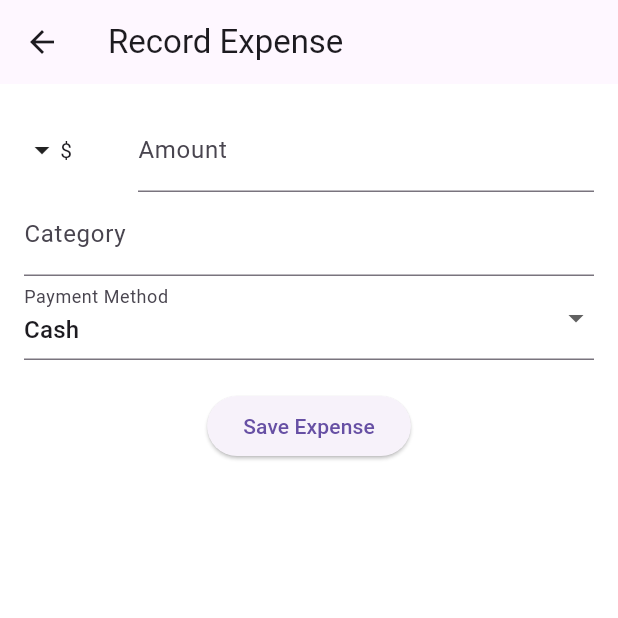
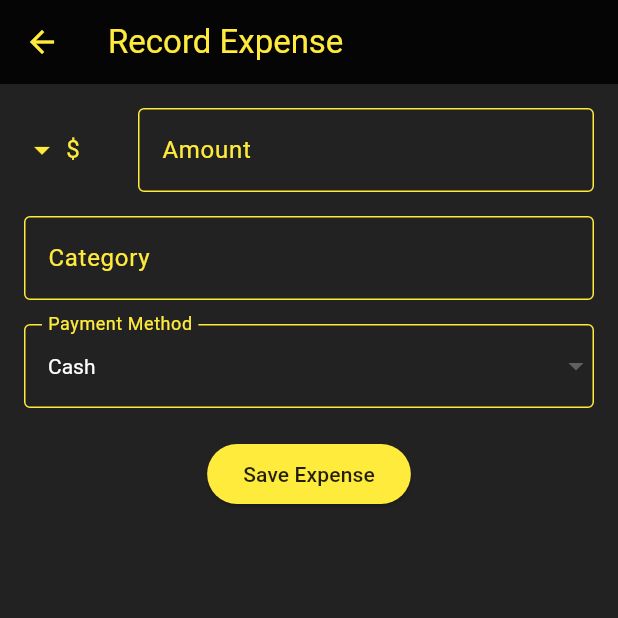
Before and after one commit to Prateekgupta07/expense_manager, a Flutter app: the screen it shows after launch, after a tap on the "add" icon, on a phone screen of 412 x 824 dp, the top half of it. Run offline on Flutter 3.47's test engine with Material 3 defaults, Android fonts, the phone set to English and light mode, and no system bars; our stand-ins replace flutter_local_notifications, google_mobile_ads, permission_handler, shared_preferences, sqflite, syncfusion_flutter_charts and 1 more; missing offline and left inert: currency_picker, excel; accounts and stored records are empty; network calls fail.

Commit message:
changes design

```diff
--- a/lib/db/database_helper.dart
+++ b/lib/db/database_helper.dart
@@ -43,7 +43,10 @@ class DatabaseHelper {
       conflictAlgorithm: ConflictAlgorithm.replace,
     );
   }
-
+  Future<List<Map<String, dynamic>>> getAllExpenses() async {
+    final db = await database;
+    return await db.query('expenses', orderBy: 'date DESC');
+  }
   // Original method to fetch expenses for predefined periods (weekly, monthly, yearly)
   Future<List<Map<String, dynamic>>> getExpensesForPeriod(String period) async {
     final db = await database;
--- a/lib/expense_bottomsheet.dart
+++ b/lib/expense_bottomsheet.dart
@@ -24,7 +24,6 @@ class _RecordExpensePageState extends State<RecordExpensePage> {
     super.initState();
     _loadSelectedCurrency();
     _loadInterstitialAd();
-
   }
 
   @override
@@ -33,9 +32,10 @@ class _RecordExpensePageState extends State<RecordExpensePage> {
     _categoryController.dispose();
     super.dispose();
   }
+
   void _loadInterstitialAd() {
     InterstitialAd.load(
-      adUnitId: Platform.isAndroid?'ca-app-pub-4952514290719439/9108447957':'ca-app-pub-4952514290719439/6449698864',
+      adUnitId: Platform.isAndroid ? 'ca-app-pub-3940256099942544/1033173712' : 'ca-app-pub-3940256099942544/1033173712',
       request: AdRequest(),
       adLoadCallback: InterstitialAdLoadCallback(
         onAdLoaded: (InterstitialAd ad) {
@@ -88,8 +88,7 @@ class _RecordExpensePageState extends State<RecordExpensePage> {
       );
       return;
     }
-    await DatabaseHelper().insertExpense(
-        amount, _categoryController.text, _selectedPaymentMethod);
+    await DatabaseHelper().insertExpense(amount, _categoryController.text, _selectedPaymentMethod);
     _showInterstitialAd();
 
     Navigator.pop(context, true); // Return to previous page and refresh data
@@ -113,57 +112,103 @@ class _RecordExpensePageState extends State<RecordExpensePage> {
   @override
   Widget build(BuildContext context) {
     return Scaffold(
-      backgroundColor: Colors.white,
-      appBar: AppBar(title: Text('Record Expense')),
+      backgroundColor: Colors.black87,
+      appBar: AppBar(
+        iconTheme: IconThemeData(color: Colors.yellow),
+        title: Text('Record Expense', style: TextStyle(color: Colors.yellow),),
+        backgroundColor: Colors.black87,
+      ),
       body: Padding(
         padding: const EdgeInsets.all(16.0),
         child: Column(
           children: [
             Row(
               children: [
-                Expanded(flex: 1,
+                Expanded(
+                  flex: 1,
                   child: InkWell(
                     onTap: _showCurrencyPicker,
                     child: Row(
                       children: [
-                        Icon(Icons.arrow_drop_down_outlined),
-                        Text(_selectedCurrency ?? "\$")
+                        Icon(Icons.arrow_drop_down_outlined, color: Colors.yellow),
+                        SizedBox(width: 4),
+                        Text(
+                          _selectedCurrency ?? "\$",
+                          style: TextStyle(color: Colors.yellow, fontSize: 16),
+                        ),
                       ],
                     ),
                   ),
                 ),
-                Expanded(flex: 4,
+                Expanded(
+                  flex: 4,
                   child: TextField(
                     controller: _amountController,
                     keyboardType: TextInputType.number,
-                    decoration: InputDecoration(labelText: 'Amount'),
+                    decoration: InputDecoration(
+                      labelText: 'Amount',
+                      labelStyle: TextStyle(color: Colors.yellow),
+                      enabledBorder: OutlineInputBorder(
+                        borderSide: BorderSide(color: Colors.yellow),
+                      ),
+                      focusedBorder: OutlineInputBorder(
+                        borderSide: BorderSide(color: Colors.yellow),
+                      ),
+                    ),
+                    style: TextStyle(color: Colors.white),
                   ),
                 ),
               ],
             ),
+            SizedBox(height: 16),
             TextField(
               controller: _categoryController,
               keyboardType: TextInputType.text,
-              decoration: InputDecoration(labelText: 'Category'),
+              decoration: InputDecoration(
+                labelText: 'Category',
+                labelStyle: TextStyle(color: Colors.yellow),
+                enabledBorder: OutlineInputBorder(
+                  borderSide: BorderSide(color: Colors.yellow),
+                ),
+                focusedBorder: OutlineInputBorder(
+                  borderSide: BorderSide(color: Colors.yellow),
+                ),
+              ),
+              style: TextStyle(color: Colors.white),
             ),
+            SizedBox(height: 16),
             DropdownButtonFormField<String>(
               value: _selectedPaymentMethod,
               items: ['Cash', 'Card', 'Online']
                   .map((method) => DropdownMenuItem(
-                        value: method,
-                        child: Text(method),
-                      ))
+                value: method,
+                child: Text(method),
+              ))
                   .toList(),
               onChanged: (value) {
                 setState(() {
                   _selectedPaymentMethod = value!;
                 });
               },
-              decoration: InputDecoration(labelText: 'Payment Method'),
+              decoration: InputDecoration(
+                labelText: 'Payment Method',
+                labelStyle: TextStyle(color: Colors.yellow),
+                enabledBorder: OutlineInputBorder(
+                  borderSide: BorderSide(color: Colors.yellow),
+                ),
+                focusedBorder: OutlineInputBorder(
+                  borderSide: BorderSide(color: Colors.yellow),
+                ),
+              ),
+              dropdownColor: Colors.black87,
+              style: TextStyle(color: Colors.white),
             ),
             SizedBox(height: 20),
             ElevatedButton(
               onPressed: _saveExpense,
+              style: ElevatedButton.styleFrom(
+                foregroundColor: Colors.black87, backgroundColor: Colors.yellow,
+              ),
               child: Text('Save Expense'),
             ),
           ],
--- a/lib/expense_list.dart
+++ b/lib/expense_list.dart
@@ -31,7 +31,7 @@ class _ExpensesListPageState extends State<ExpensesListPage> {
     SharedPreferences preferences = await SharedPreferences.getInstance();
     currency = preferences.getString("selected_currency") ?? "\$";
 
-    final expenses = await DatabaseHelper().getExpensesForPeriod('weekly'); // Default to weekly for now
+    final expenses = await DatabaseHelper().getAllExpenses(); // Fetch all expenses
     _groupExpensesByDate(expenses);
   }
 
@@ -57,11 +57,8 @@ class _ExpensesListPageState extends State<ExpensesListPage> {
     var excel = Excel.createExcel();
     var sheetObject = excel['Sheet1'];
 
-    // Adding headers
-    // sheetObject.appendRow(['Date', 'Category', 'Amount', 'Currency']);
     sheetObject.appendRow([TextCellValue("Date"), TextCellValue("Category"), TextCellValue("Amount")]);
 
-    // Adding expense data
     _groupedExpenses.forEach((date, expenses) {
       for (var expense in expenses) {
         sheetObject.appendRow([
@@ -105,7 +102,7 @@ class _ExpensesListPageState extends State<ExpensesListPage> {
 
   void _loadBannerAd() {
     _bannerAd = BannerAd(
-      adUnitId: Platform.isAndroid?'ca-app-pub-4952514290719439/6158888974':'ca-app-pub-4952514290719439/9735171901',
+      adUnitId: Platform.isAndroid ? 'ca-app-pub-3940256099942544/6300978111' : 'ca-app-pub-3940256099942544/6300978111',
       request: AdRequest(),
       size: AdSize.banner,
       listener: BannerAdListener(
@@ -133,33 +130,40 @@ class _ExpensesListPageState extends State<ExpensesListPage> {
   @override
   Widget build(BuildContext context) {
     return Scaffold(
-      backgroundColor: Colors.white,
+      backgroundColor: Colors.black87.withOpacity(0.9),
       appBar: AppBar(
-        title: Text('Expense Management'),
+        title: Text('Expense Management', style: TextStyle(color: Colors.yellow)),
+        backgroundColor: Colors.black87,
         actions: [
           IconButton(
-            icon: Icon(Icons.download),
+            icon: Icon(Icons.download, color: Colors.yellow),
             onPressed: _downloadExcelFile,
           ),
         ],
       ),
       body: Column(
         children: [
-
           Expanded(
             child: _groupedExpenses.isEmpty
-                ? Center(child: Text('No expenses recorded yet.'))
+                ? Center(
+              child: Text(
+                'No expenses recorded yet.',
+                style: TextStyle(color: Colors.yellow),
+              ),
+            )
                 : ListView.builder(
               itemCount: _groupedExpenses.keys.length,
               itemBuilder: (context, index) {
                 final date = _groupedExpenses.keys.elementAt(index);
                 final expenses = _groupedExpenses[date]!;
                 return ExpansionTile(
-                  title: Text(date),
+                  iconColor: Colors.yellow,
+                  collapsedIconColor: Colors.yellow,
+                  title: Text(date, style: TextStyle(color: Colors.yellow)),
                   children: expenses.map((expense) {
                     return ListTile(
-                      title: Text('${expense['category']}'),
-                      trailing: Text('$currency${expense['amount']}'),
+                      title: Text('${expense['category']}', style: TextStyle(color: Colors.white)),
+                      trailing: Text('$currency${expense['amount']}', style: TextStyle(color: Colors.white)),
                     );
                   }).toList(),
                 );
@@ -178,7 +182,8 @@ class _ExpensesListPageState extends State<ExpensesListPage> {
         onPressed: () {
           _navigateToRecordExpensePage(context);
         },
-        child: Icon(Icons.add),
+        backgroundColor: Colors.yellow,
+        child: Icon(Icons.add, color: Colors.black87),
       ),
     );
   }
--- a/lib/main.dart
+++ b/lib/main.dart
@@ -4,14 +4,10 @@ import 'package:google_mobile_ads/google_mobile_ads.dart';
 import 'package:intl/intl.dart';
 import 'analytics_page.dart';
 import 'compare_expenses_page.dart';
-import 'db/database_helper.dart';
-import 'expense_bottomsheet.dart';
-import 'package:flutter_local_notifications/flutter_local_notifications.dart';
 import 'package:permission_handler/permission_handler.dart';
 import 'package:timezone/data/latest.dart' as tz;
 
 import 'expense_list.dart';
-
 
 void main() async {
   WidgetsFlutterBinding.ensureInitialized();
@@ -60,33 +56,18 @@ class HomePageState extends State<HomePage> {
 
   @override
   void initState() {
-    _requestNotificationPermission(); // Request notification permission
-
     super.initState();
-  }
-
-  Future<void> _requestNotificationPermission() async {
-    var status = await Permission.notification.status;
-    if (status.isDenied || status.isPermanentlyDenied) {
-      // You can show a dialog to explain why you need the permission
-      if (await Permission.notification.request().isGranted) {
-        notificationService.initialiseNotifications();
-        notificationService.scheduleNotification();
-        print('Notification permission granted');
-      } else {
-        print('Notification permission denied');
-      }
-    }
   }
 
   @override
   Widget build(BuildContext context) {
-    notificationService.scheduleNotification();
-
     return Scaffold(
-      backgroundColor: Colors.white,
+      backgroundColor: Colors.black87,
       body: _pages[_selectedIndex],
       bottomNavigationBar: BottomNavigationBar(
+        backgroundColor: Colors.black87,
+        selectedItemColor: Colors.yellow,
+        unselectedItemColor: Colors.white,
         items: const <BottomNavigationBarItem>[
           BottomNavigationBarItem(
             icon: Icon(Icons.home),
--- a/lib/services/notification_plugin.dart
+++ b/lib/services/notification_plugin.dart
@@ -1,22 +1,26 @@
+import 'dart:async';
 import 'dart:ui';
 
 import 'package:flutter_local_notifications/flutter_local_notifications.dart';
 import 'package:timezone/data/latest_all.dart' as tz;
 import 'package:timezone/timezone.dart' as tz;
 
-
 class NotificationService {
   final FlutterLocalNotificationsPlugin flutterLocalNotificationsPlugin =
   FlutterLocalNotificationsPlugin();
   final AndroidInitializationSettings androidInitializationSettings =
   const AndroidInitializationSettings('app_notf_icon');
-  final DarwinInitializationSettings iosInitializationSettings = const DarwinInitializationSettings();
+  final DarwinInitializationSettings iosInitializationSettings =
+  const DarwinInitializationSettings();
 
   initialiseNotifications() async {
-    InitializationSettings initializationSettings = InitializationSettings(
-        android: androidInitializationSettings, iOS: iosInitializationSettings);
-
-    await flutterLocalNotificationsPlugin.initialize(initializationSettings);
+    tz.initializeTimeZones();
+    await flutterLocalNotificationsPlugin.initialize(
+      InitializationSettings(
+        android: androidInitializationSettings,
+        iOS: iosInitializationSettings,
+      ),
+    );
   }
 
   void sendNotification(String title, String body) async {
@@ -28,11 +32,14 @@ class NotificationService {
 
     const iosNotificatonDetail = DarwinNotificationDetails();
 
-
     NotificationDetails notificationDetails =
     NotificationDetails(android: androidNotificationDetails, iOS: iosNotificatonDetail);
     await flutterLocalNotificationsPlugin.show(
-        0, title, body, notificationDetails);
+      0,
+      title,
+      body,
+      notificationDetails,
+    );
   }
 
   Future<void> scheduleNotification() async {
@@ -46,25 +53,28 @@ class NotificationService {
     );
     const iosNotificatonDetail = DarwinNotificationDetails();
 
-    final now = DateTime.now();
-    DateTime scheduledDate = DateTime(now.year, now.month, now.day, 20, 00);
-    NotificationDetails notificationDetails =
-    const NotificationDetails(android: androidPlatformChannelSpecifics, iOS: iosNotificatonDetail);
-    await flutterLocalNotificationsPlugin.zonedSchedule(
-
-      0,
-      'Record Daily Expense',
-      'Don\'t forget to record your expenses for today!',
-tz.TZDateTime.from(scheduledDate,tz.local) ,     androidAllowWhileIdle:true,
-      notificationDetails, uiLocalNotificationDateInterpretation: UILocalNotificationDateInterpretation.absoluteTime,
-    );
-  }
-  DateTime _nextInstanceOf8PM() {
-    final now = DateTime.now();
-    DateTime scheduledDate = DateTime(now.year, now.month, now.day, 20, 0);
+    DateTime now = DateTime.now();
+    DateTime scheduledDate = DateTime(now.year, now.month, now.day, 21, 30);
     if (scheduledDate.isBefore(now)) {
       scheduledDate = scheduledDate.add(Duration(days: 1));
     }
-    return scheduledDate;
+
+    tz.TZDateTime scheduledTime = tz.TZDateTime.from(
+      scheduledDate,
+      tz.local,
+    );
+
+    NotificationDetails notificationDetails = NotificationDetails(
+      android: androidPlatformChannelSpecifics,
+      iOS: iosNotificatonDetail,
+    );
+
+    await flutterLocalNotificationsPlugin.zonedSchedule(
+      0,
+      'This title is for testing purpose in simple notification',
+      'This body is for besting purpose in simple notification',
+tz.TZDateTime.now(tz.local).add(Duration(seconds: 5)),      notificationDetails, uiLocalNotificationDateInterpretation: UILocalNotificationDateInterpretation.absoluteTime,
+      androidScheduleMode:AndroidScheduleMode.exactAllowWhileIdle
+    );
   }
 }
```
Also changed, not shown: lib/analytics_page.dart (+42 -7 lines), lib/compare_expenses_page.dart (+41 -19 lines), pubspec.lock, 3 other files. Lines whose indentation alone changed are shown as unchanged.
